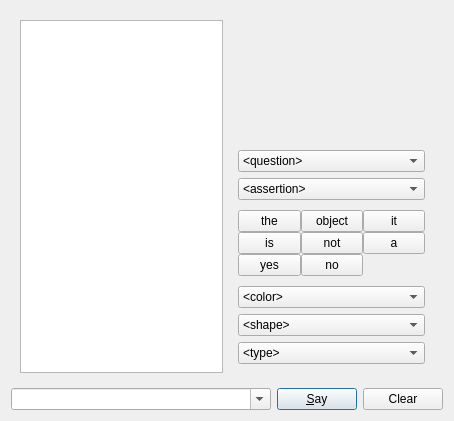
Above: scenarios/george/trunk/src/c++/components/Dialog/res/dialogue.ui from marc-hanheide/cogx before the change. Below: the same form after it.
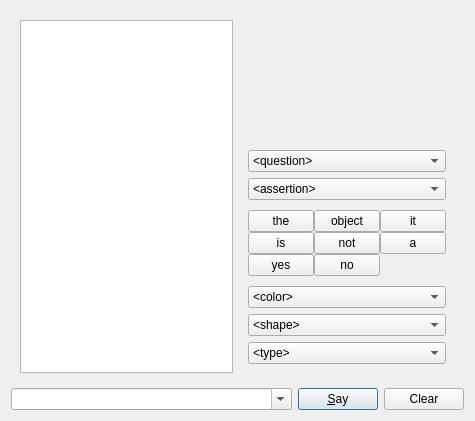
That is the form after the change.

```diff
--- a/scenarios/george/trunk/src/c++/components/Dialog/res/dialogue.ui
+++ b/scenarios/george/trunk/src/c++/components/Dialog/res/dialogue.ui
@@ -6,7 +6,7 @@
    <rect>
     <x>0</x>
     <y>0</y>
-    <width>454</width>
+    <width>475</width>
     <height>421</height>
    </rect>
   </property>
```
Left out of the diff: 5 changed lines with no effect on the pictures.
